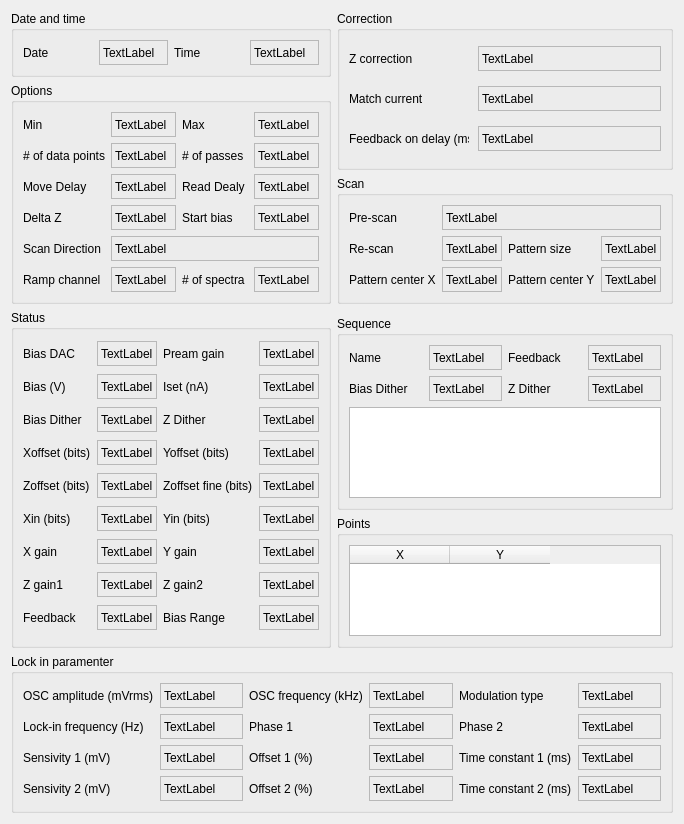
Above: pyqt5 STM software/ui/SpectroscopyInfo.ui from freestylexyz/STM-pyqt5-software before the change. Below: the same form after it.
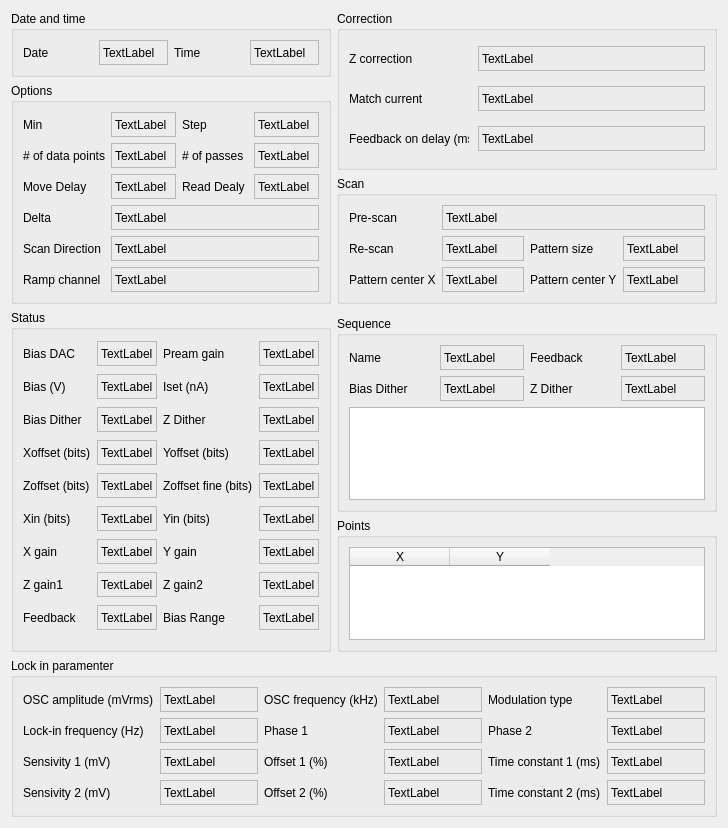
That is the form after the change.

What changed in the file:
```diff
--- a/pyqt5 STM software/ui/SpectroscopyInfo.ui
+++ b/pyqt5 STM software/ui/SpectroscopyInfo.ui
@@ -9,8 +9,8 @@
    <rect>
     <x>0</x>
     <y>0</y>
-    <width>659</width>
-    <height>824</height>
+    <width>728</width>
+    <height>828</height>
    </rect>
   </property>
   <property name="windowTitle">
@@ -2063,31 +2063,6 @@
       <string>Options</string>
      </property>
      <layout class="QGridLayout" name="gridLayout_2">
-      <item row="3" column="2">
-       <widget class="QLabel" name="label_12">
-        <property name="sizePolicy">
-         <sizepolicy hsizetype="Preferred" vsizetype="Fixed">
-          <horstretch>0</horstretch>
-          <verstretch>0</verstretch>
-         </sizepolicy>
-        </property>
-        <property name="minimumSize">
-         <size>
-          <width>0</width>
-          <height>25</height>
-         </size>
-        </property>
-        <property name="maximumSize">
-         <size>
-          <width>16777215</width>
-          <height>25</height>
-         </size>
-        </property>
-        <property name="text">
-         <string>Start bias</string>
-        </property>
-       </widget>
-      </item>
       <item row="1" column="1">
        <widget class="QLabel" name="label_35">
         <property name="sizePolicy">
@@ -2169,34 +2144,6 @@
         </property>
        </widget>
       </item>
-      <item row="3" column="1">
-       <widget class="QLabel" name="label_64">
-        <property name="sizePolicy">
-         <sizepolicy hsizetype="Preferred" vsizetype="Fixed">
-          <horstretch>0</horstretch>
-          <verstretch>0</verstretch>
-         </sizepolicy>
-        </property>
-        <property name="minimumSize">
-         <size>
-          <width>0</width>
-          <height>25</height>
-         </size>
-        </property>
-        <property name="maximumSize">
-         <size>
-          <width>16777215</width>
-          <height>25</height>
-         </size>
-        </property>
-        <property name="frameShape">
-         <enum>QFrame::StyledPanel</enum>
-        </property>
-        <property name="text">
-         <string>TextLabel</string>
-        </property>
-       </widget>
-      </item>
       <item row="0" column="1">
        <widget class="QLabel" name="label_4">
         <property name="sizePolicy">
@@ -2278,34 +2225,6 @@
         </property>
        </widget>
       </item>
-      <item row="3" column="3">
-       <widget class="QLabel" name="label_14">
-        <property name="sizePolicy">
-         <sizepolicy hsizetype="Preferred" vsizetype="Fixed">
-          <horstretch>0</horstretch>
-          <verstretch>0</verstretch>
-         </sizepolicy>
-        </property>
-        <property name="minimumSize">
-         <size>
-          <width>0</width>
-          <height>25</height>
-         </size>
-        </property>
-        <property name="maximumSize">
-         <size>
-          <width>16777215</width>
-          <height>25</height>
-         </size>
-        </property>
-        <property name="frameShape">
-         <enum>QFrame::StyledPanel</enum>
-        </property>
-        <property name="text">
-         <string>TextLabel</string>
-        </property>
-       </widget>
-      </item>
       <item row="2" column="2">
        <widget class="QLabel" name="label_2">
         <property name="sizePolicy">
@@ -2405,7 +2324,7 @@
          </size>
         </property>
         <property name="text">
-         <string>Delta Z</string>
+         <string>Delta</string>
         </property>
        </widget>
       </item>
@@ -2455,7 +2374,7 @@
          </size>
         </property>
         <property name="text">
-         <string>Max</string>
+         <string>Step</string>
         </property>
        </widget>
       </item>
@@ -2537,87 +2456,6 @@
         </property>
        </widget>
       </item>
-      <item row="5" column="1">
-       <widget class="QLabel" name="label_33">
-        <property name="sizePolicy">
-         <sizepolicy hsizetype="Preferred" vsizetype="Fixed">
-          <horstretch>0</horstretch>
-          <verstretch>0</verstretch>
-         </sizepolicy>
-        </property>
-        <property name="minimumSize">
-         <size>
-          <width>0</width>
-          <height>25</height>
-         </size>
-        </property>
-        <property name="maximumSize">
-         <size>
-          <width>16777215</width>
-          <height>25</height>
-         </size>
-        </property>
-        <property name="frameShape">
-         <enum>QFrame::StyledPanel</enum>
-        </property>
-        <property name="text">
-         <string>TextLabel</string>
-        </property>
-       </widget>
-      </item>
-      <item row="5" column="2">
-       <widget class="QLabel" name="label_89">
-        <property name="sizePolicy">
-         <sizepolicy hsizetype="Preferred" vsizetype="Fixed">
-          <horstretch>0</horstretch>
-          <verstretch>0</verstretch>
-         </sizepolicy>
-        </property>
-        <property name="minimumSize">
-         <size>
-          <width>0</width>
-          <height>25</height>
-         </size>
-        </property>
-        <property name="maximumSize">
-         <size>
-          <width>16777215</width>
-          <height>25</height>
-         </size>
-        </property>
-        <property name="text">
-         <string># of spectra</string>
-        </property>
-       </widget>
-      </item>
-      <item row="5" column="3">
-       <widget class="QLabel" name="label_90">
-        <property name="sizePolicy">
-         <sizepolicy hsizetype="Preferred" vsizetype="Fixed">
-          <horstretch>0</horstretch>
-          <verstretch>0</verstretch>
-         </sizepolicy>
-        </property>
-        <property name="minimumSize">
-         <size>
-          <width>0</width>
-          <height>25</height>
-         </size>
-        </property>
-        <property name="maximumSize">
-         <size>
-          <width>16777215</width>
-          <height>25</height>
-         </size>
-        </property>
-        <property name="frameShape">
-         <enum>QFrame::StyledPanel</enum>
-        </property>
-        <property name="text">
-         <string>TextLabel</string>
-        </property>
-       </widget>
-      </item>
       <item row="4" column="1" colspan="3">
        <widget class="QLabel" name="label_16">
         <property name="sizePolicy">
@@ -2646,6 +2484,62 @@
         </property>
        </widget>
       </item>
+      <item row="3" column="1" colspan="3">
+       <widget class="QLabel" name="label_14">
+        <property name="sizePolicy">
+         <sizepolicy hsizetype="Preferred" vsizetype="Fixed">
+          <horstretch>0</horstretch>
+          <verstretch>0</verstretch>
+         </sizepolicy>
+        </property>
+        <property name="minimumSize">
+         <size>
+          <width>0</width>
+          <height>25</height>
+         </size>
+        </property>
+        <property name="maximumSize">
+         <size>
+          <width>16777215</width>
+          <height>25</height>
+         </size>
+        </property>
+        <property name="frameShape">
+         <enum>QFrame::StyledPanel</enum>
+        </property>
+        <property name="text">
+         <string>TextLabel</string>
+        </property>
+       </widget>
+      </item>
+      <item row="5" column="1" colspan="3">
+       <widget class="QLabel" name="label_33">
+        <property name="sizePolicy">
+         <sizepolicy hsizetype="Preferred" vsizetype="Fixed">
+          <horstretch>0</horstretch>
+          <verstretch>0</verstretch>
+         </sizepolicy>
+        </property>
+        <property name="minimumSize">
+         <size>
+          <width>0</width>
+          <height>25</height>
+         </size>
+        </property>
+        <property name="maximumSize">
+         <size>
+          <width>16777215</width>
+          <height>25</height>
+         </size>
+        </property>
+        <property name="frameShape">
+         <enum>QFrame::StyledPanel</enum>
+        </property>
+        <property name="text">
+         <string>TextLabel</string>
+        </property>
+       </widget>
+      </item>
      </layout>
     </widget>
    </item>
```
